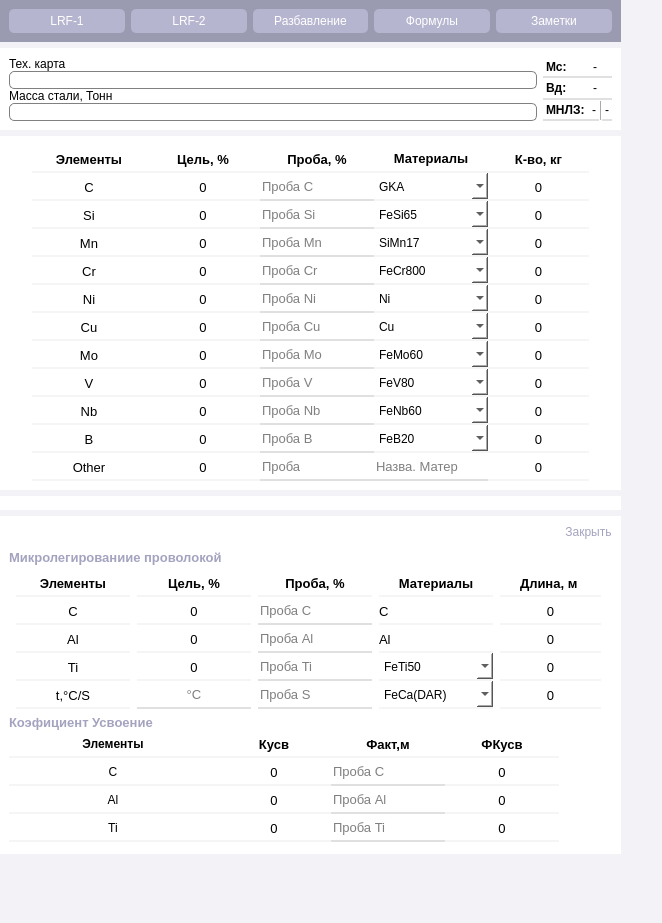
Before: the Qt Designer form ui/LRF1_Widget.ui in TopolD/Metal_Calculate, drawn with Qt 5.
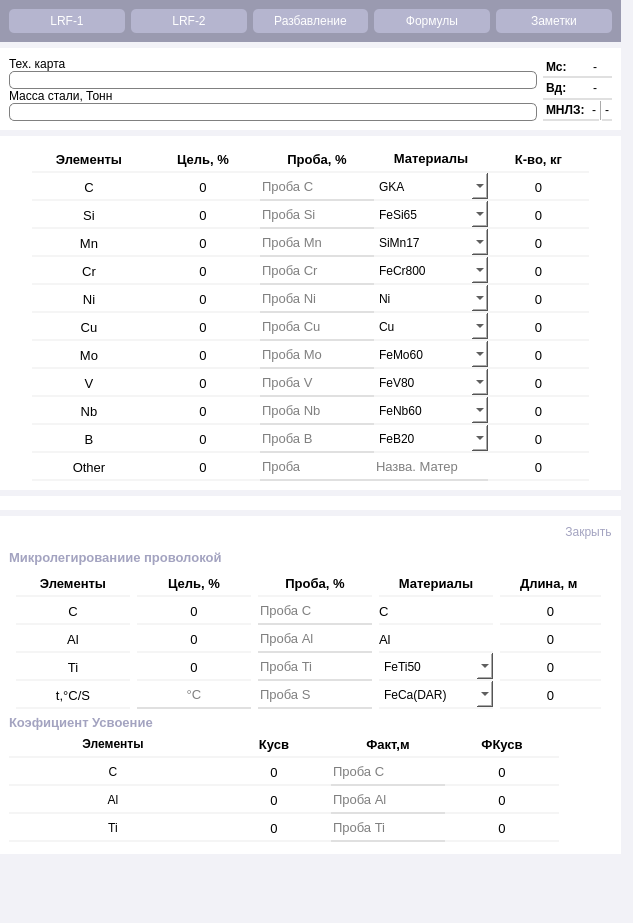
After: the same form once the commit is applied. Icons and pictures are not drawn.

Patch:
```diff
--- a/ui/LRF1_Widget.ui
+++ b/ui/LRF1_Widget.ui
@@ -12,7 +12,7 @@
    <rect>
     <x>0</x>
     <y>0</y>
-    <width>662</width>
+    <width>633</width>
     <height>923</height>
    </rect>
   </property>
```
Left out of the diff: 8 changed lines with no effect on the pictures.
